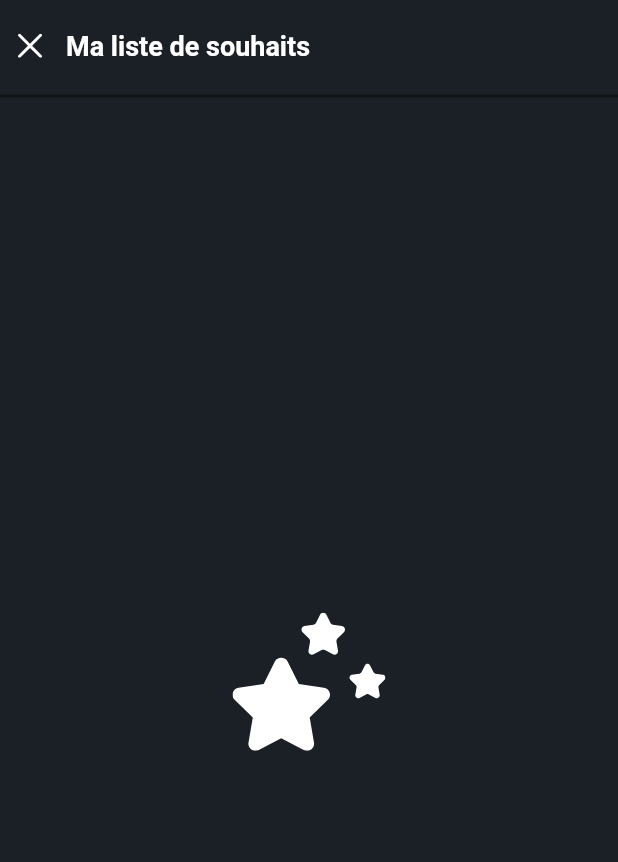
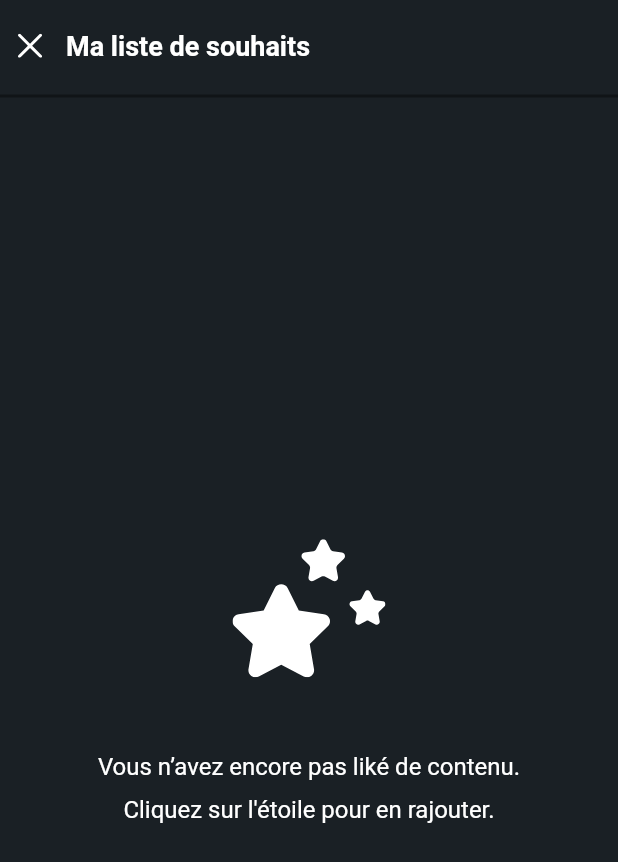
Before and after one commit to LucasWerey/Steam_app_prog, a Flutter app: the WishListPage screen opened by its route, on a phone screen of 412 x 824 dp. Shown: the top 862 px of the screen. Run offline on Flutter 3.47's test engine with Material 2 defaults, Android fonts, the phone set to English and light mode, and no system bars; our stand-ins replace cloud_firestore, firebase_auth, firebase_core, flutter_html, flutter_svg; accounts and stored records are empty; network calls fail; Roboto replaces fonts that are missing (GoogleSans, Proxima).

Commit message:
Ajout textes likes et wishlist

```diff
--- a/steam_project/lib/screens/wishlist_screen.dart
+++ b/steam_project/lib/screens/wishlist_screen.dart
@@ -91,7 +91,7 @@ class _WishListPageState extends State<WishListPage> {
                                 ['background'],
                             gameEditor: snapshot.data.docs[index]['developers'],
                             free: snapshot.data.docs[index]['free']
-                                ? 'Free'
+                                ? 'Gratuit'
                                 : snapshot.data.docs[index]['price'],
                             gameImage: snapshot.data.docs[index]['headerImage'],
                           );
@@ -99,8 +99,33 @@ class _WishListPageState extends State<WishListPage> {
                       );
                     } else {
                       return Center(
-                          child:
-                              SvgPicture.asset(VectorialImages.emptyWhishlist));
+                        child: Column(
+                            mainAxisAlignment: MainAxisAlignment.center,
+                            children: [
+                               SvgClickableComponent(
+                                  svgPath: VectorialImages.emptyWhishlist,
+                                  onPressed: () {
+                                    Navigator.pop(context);
+                                  }),
+                              const SizedBox(height: 50),
+                              const Text(
+                                  'Vous n’avez encore pas liké de contenu.',
+                                  style: TextStyle(
+                                    fontSize: 16,
+                                    fontFamily: 'Proxima',
+                                    color: Colors.white,
+                                  )),
+                              const SizedBox(height: 10),
+                              const Text(
+                                "Cliquez sur l'étoile pour en rajouter.",
+                                style: TextStyle(
+                                  fontSize: 16,
+                                  fontFamily: 'Proxima',
+                                  color: Colors.white,
+                                ),
+                              ),
+                            ]),
+                      );
                     }
                   },
                 ),
--- a/steam_project/pubspec.yaml
+++ b/steam_project/pubspec.yaml
@@ -1,5 +1,5 @@
 name: steam_project
-description: A new Flutter project.
+description: Flutter Project ING4.
 
 # The following line prevents the package from being accidentally published to
 # pub.dev using `flutter pub publish`. This is preferred for private packages.
```
Also changed, not shown: steam_project/lib/screens/likes_screen.dart (+28 -2 lines).
